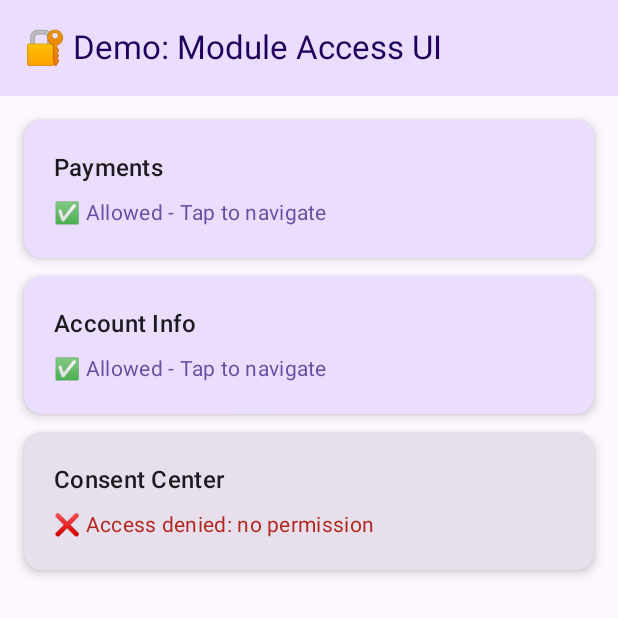
After one commit to AdityaPandey007/Access-Control-Demo-App, an Android app built with Jetpack Compose: the composable ModuleAccessScreen shown on its own in the app's theme, on a phone screen of 412 x 824 dp, the top half of it. The commit adds this screen. Run offline under Robolectric (Android 15) with nearby library versions, the phone set to English and light mode, and no system bars.

Commit message:
Module with Fetaure of cooling period based tap and three cards for different different module.

```diff
--- /dev/null
+++ b/app/src/main/java/com/aditya/accesscontrolapp/manager/AccessManager.kt
@@ -0,0 +1,83 @@
+package com.aditya.accesscontrolapp.manager
+
+import com.aditya.accesscontrolapp.models.AppConfig
+import com.aditya.accesscontrolapp.models.ModuleAccessState
+import com.aditya.accesscontrolapp.models.ModuleData
+import java.time.Duration
+import java.time.Instant
+import java.time.ZonedDateTime
+import java.time.format.DateTimeFormatter
+
+class AccessManager(val config: AppConfig) {
+    /**
+     * Check if user is currently in cooling period
+     */
+    fun isInCoolingPeriod(): Boolean {
+        val now = Instant.now()
+        val coolingEnd = parseDateTime(config.user.coolingEndTime)
+        return now.isBefore(coolingEnd)
+    }
+
+    /**
+     * Get countdown string for cooling period
+     * Returns null if not in cooling period
+     * Returns formatted string like "Cooling ends in 02:31"
+     */
+    fun getCoolingCountdown(): String? {
+        if (!isInCoolingPeriod()) return null
+
+        val now = Instant.now()
+        val coolingEnd = parseDateTime(config.user.coolingEndTime)
+        val duration = Duration.between(now, coolingEnd)
+
+        val minutes = duration.toMinutes()
+        val seconds = duration.seconds % 60
+
+        return String.format("Cooling ends in %02d:%02d", minutes, seconds)
+    }
+
+    /**
+     * Check if a module is accessible based on:
+     * 1. Cooling period status
+     * 2. User permissions
+     */
+    fun checkModuleAccess(moduleId: String): ModuleAccessState {
+        val module = config.modules.find { it.id == moduleId }
+            ?: return ModuleAccessState(
+                ModuleData(moduleId, "Unknown", false),
+                false,
+                "Module not found"
+            )
+
+        // Check cooling period first
+        if (isInCoolingPeriod()) {
+            return ModuleAccessState(
+                module,
+                false,
+                "Access denied: cooling period active"
+            )
+        }
+
+        // Check user permissions
+        if (!config.user.accessibleModules.contains(moduleId)) {
+            return ModuleAccessState(
+                module,
+                false,
+                "Access denied: no permission"
+            )
+        }
+
+        // Access granted
+        return ModuleAccessState(module, true)
+    }
+
+    /**
+     * Parse ISO 8601 datetime string to Instant
+     */
+    private fun parseDateTime(dateTimeString: String): Instant {
+        return ZonedDateTime.parse(
+            dateTimeString,
+            DateTimeFormatter.ISO_DATE_TIME
+        ).toInstant()
+    }
+}
--- /dev/null
+++ b/app/src/main/java/com/aditya/accesscontrolapp/models/DataModels.kt
@@ -0,0 +1,25 @@
+package com.aditya.accesscontrolapp.models
+
+data class UserData(
+    val userType: String,
+    val coolingStartTime: String,
+    val coolingEndTime: String,
+    val accessibleModules: List<String>
+)
+
+data class ModuleData(
+    val id: String,
+    val title: String,
+    val requiresConsent: Boolean
+)
+
+data class AppConfig(
+    val user: UserData,
+    val modules: List<ModuleData>
+)
+
+data class ModuleAccessState(
+    val module: ModuleData,
+    val isAccessible: Boolean,
+    val denialReason: String? = null
+)
--- /dev/null
+++ b/app/src/main/java/com/aditya/accesscontrolapp/ui/ModuleAccessScreen.kt
@@ -0,0 +1,149 @@
+package com.aditya.accesscontrolapp.ui
+
+import android.widget.Toast
+import androidx.compose.foundation.layout.*
+import androidx.compose.foundation.shape.RoundedCornerShape
+import androidx.compose.material3.*
+import androidx.compose.runtime.*
+import androidx.compose.ui.Alignment
+import androidx.compose.ui.Modifier
+import androidx.compose.ui.platform.LocalContext
+import androidx.compose.ui.unit.dp
+import androidx.lifecycle.viewmodel.compose.viewModel
+import com.aditya.accesscontrolapp.models.ModuleAccessState
+import com.aditya.accesscontrolapp.viewmodel.ModuleAccessViewModel
+
+@OptIn(ExperimentalMaterial3Api::class)
+@Composable
+fun ModuleAccessScreen(
+    viewModel: ModuleAccessViewModel = viewModel()
+) {
+    val uiState by viewModel.uiState.collectAsState()
+    val context = LocalContext.current
+
+    Scaffold(
+        topBar = {
+            TopAppBar(
+                title = { Text("🔐 Demo: Module Access UI") },
+                colors = TopAppBarDefaults.topAppBarColors(
+                    containerColor = MaterialTheme.colorScheme.primaryContainer,
+                    titleContentColor = MaterialTheme.colorScheme.onPrimaryContainer
+                )
+            )
+        }
+    ) { padding ->
+        Column(
+            modifier = Modifier
+                .fillMaxSize()
+                .padding(padding)
+        ) {
+            // Cooling Period Banner
+            uiState.coolingMessage?.let { message ->
+                CoolingBanner(message)
+            }
+
+            // Module Cards
+            if (uiState.isLoading) {
+                Box(
+                    modifier = Modifier.fillMaxSize(),
+                    contentAlignment = Alignment.Center
+                ) {
+                    CircularProgressIndicator()
+                }
+            } else {
+                Column(
+                    modifier = Modifier
+                        .fillMaxSize()
+                        .padding(16.dp),
+                    verticalArrangement = Arrangement.spacedBy(12.dp)
+                ) {
+                    uiState.modules.forEach { moduleState ->
+                        ModuleCard(
+                            moduleState = moduleState,
+                            onClick = {
+                                val message = viewModel.onModuleClicked(moduleState)
+                                Toast.makeText(context, message, Toast.LENGTH_SHORT).show()
+                            }
+                        )
+                    }
+                }
+            }
+        }
+    }
+}
+
+@Composable
+fun CoolingBanner(message: String) {
+    Card(
+        modifier = Modifier
+            .fillMaxWidth()
+            .padding(16.dp),
+        colors = CardDefaults.cardColors(
+            containerColor = MaterialTheme.colorScheme.errorContainer
+        ),
+        shape = RoundedCornerShape(8.dp)
+    ) {
+        Row(
+            modifier = Modifier
+                .padding(16.dp)
+                .fillMaxWidth(),
+            verticalAlignment = Alignment.CenterVertically
+        ) {
+            Text(
+                text = "⚠️",
+                style = MaterialTheme.typography.titleLarge
+            )
+            Spacer(modifier = Modifier.width(8.dp))
+            Text(
+                text = message,
+                style = MaterialTheme.typography.bodyLarge,
+                color = MaterialTheme.colorScheme.onErrorContainer
+            )
+        }
+    }
+}
+
+@OptIn(ExperimentalMaterial3Api::class)
+@Composable
+fun ModuleCard(
+    moduleState: ModuleAccessState,
+    onClick: () -> Unit
+) {
+    Card(
+        onClick = onClick,
+        modifier = Modifier.fillMaxWidth(),
+        colors = CardDefaults.cardColors(
+            containerColor = if (moduleState.isAccessible)
+                MaterialTheme.colorScheme.primaryContainer
+            else
+                MaterialTheme.colorScheme.surfaceVariant
+        ),
+        elevation = CardDefaults.cardElevation(defaultElevation = 4.dp),
+        shape = RoundedCornerShape(12.dp)
+    ) {
+        Column(
+            modifier = Modifier
+                .padding(20.dp)
+                .fillMaxWidth()
+        ) {
+            Text(
+                text = moduleState.module.title,
+                style = MaterialTheme.typography.titleMedium,
+                color = MaterialTheme.colorScheme.onSurface
+            )
+            Spacer(modifier = Modifier.height(8.dp))
+            Text(
+                text = if (moduleState.isAccessible) {
+                    "✅ Allowed - Tap to navigate"
+                } else {
+                    "❌ ${moduleState.denialReason}"
+                },
+                style = MaterialTheme.typography.bodyMedium,
+                color = if (moduleState.isAccessible)
+                    MaterialTheme.colorScheme.primary
+                else
+                    MaterialTheme.colorScheme.error
+            )
+        }
+    }
+}
--- /dev/null
+++ b/app/src/main/java/com/aditya/accesscontrolapp/viewmodel/ModuleAccessViewmodel.kt
@@ -0,0 +1,111 @@
+package com.aditya.accesscontrolapp.viewmodel
+
+import androidx.lifecycle.ViewModel
+import androidx.lifecycle.viewModelScope
+import com.aditya.accesscontrolapp.manager.AccessManager
+import com.aditya.accesscontrolapp.models.AppConfig
+import com.aditya.accesscontrolapp.models.ModuleAccessState
+import com.google.gson.Gson
+import kotlinx.coroutines.delay
+import kotlinx.coroutines.flow.MutableStateFlow
+import kotlinx.coroutines.flow.StateFlow
+import kotlinx.coroutines.flow.asStateFlow
+import kotlinx.coroutines.launch
+
+data class UiState(
+    val modules: List<ModuleAccessState> = emptyList(),
+    val coolingMessage: String? = null,
+    val isLoading: Boolean = true
+)
+
+class ModuleAccessViewModel : ViewModel() {
+
+    private val _uiState = MutableStateFlow(UiState())
+    val uiState: StateFlow<UiState> = _uiState.asStateFlow()
+
+    private lateinit var accessManager: AccessManager
+
+    init {
+        loadConfig()
+        startCoolingCountdown()
+    }
+
+    /**
+     * Load configuration from mock JSON
+     * In production, this could load from assets or API
+     */
+    private fun loadConfig() {
+        // Mock JSON data - modify times to test different scenarios
+        val mockJson = """
+        {
+          "user": {
+            "userType": "active",
+            "coolingStartTime": "2025-10-30T10:00:00Z",
+            "coolingEndTime": "2025-10-30T10:05:00Z",
+            "accessibleModules": ["payments", "account_info"]
+          },
+          "modules": [
+            {
+              "id": "payments",
+              "title": "Payments",
+              "requiresConsent": true
+            },
+            {
+              "id": "account_info",
+              "title": "Account Info",
+              "requiresConsent": false
+            },
+            {
+              "id": "consent_center",
+              "title": "Consent Center",
+              "requiresConsent": true
+            }
+          ]
+        }
+        """.trimIndent()
+
+        val config = Gson().fromJson(mockJson, AppConfig::class.java)
+        accessManager = AccessManager(config)
+
+        updateModuleStates()
+    }
+
+    /**
+     * Start countdown timer that updates every second
+     */
+    private fun startCoolingCountdown() {
+        viewModelScope.launch {
+            while (true) {
+                updateModuleStates()
+                delay(1000) // Update every second
+            }
+        }
+    }
+
+    /**
+     * Update module access states and cooling message
+     */
+    private fun updateModuleStates() {
+        val config = accessManager.config
+        val moduleStates = config.modules.map { module ->
+            accessManager.checkModuleAccess(module.id)
+        }
+
+        _uiState.value = UiState(
+            modules = moduleStates,
+            coolingMessage = accessManager.getCoolingCountdown(),
+            isLoading = false
+        )
+    }
+
+    /**
+     * Handle module click and return appropriate message
+     */
+    fun onModuleClicked(moduleState: ModuleAccessState): String {
+        return if (moduleState.isAccessible) {
+            "Navigating to ${moduleState.module.title}"
+        } else {
+            moduleState.denialReason ?: "Access denied"
+        }
+    }
+}
--- /dev/null
+++ b/app/src/main/res/values/colors.xml
@@ -0,0 +1,10 @@
+<?xml version="1.0" encoding="utf-8"?>
+<resources>
+    <color name="purple_200">#FFBB86FC</color>
+    <color name="purple_500">#FF6200EE</color>
+    <color name="purple_700">#FF3700B3</color>
+    <color name="teal_200">#FF03DAC5</color>
+    <color name="teal_700">#FF018786</color>
+    <color name="black">#FF000000</color>
+    <color name="white">#FFFFFFFF</color>
+</resources>
--- a/app/src/main/res/values/themes.xml
+++ b/app/src/main/res/values/themes.xml
@@ -1,8 +1,17 @@
 <resources xmlns:tools="http://schemas.android.com/tools">
     <!-- Base application theme. -->
-    <style name="Base.Theme.AccessControlApp" parent="Theme.Material3.DayNight.NoActionBar">
+    <style name="Base.Theme.AccessControlApp" parent="Theme.AppCompat.DayNight.NoActionBar">
         <!-- Customize your light theme here. -->
-        <!-- <item name="colorPrimary">@color/my_light_primary</item> -->
+        <!-- Primary brand color. -->
+        <item name="colorPrimary">@color/purple_500</item>
+        <item name="colorPrimaryVariant">@color/purple_700</item>
+        <item name="colorOnPrimary">@color/white</item>
+        <!-- Secondary brand color. -->
+        <item name="colorSecondary">@color/teal_200</item>
+        <item name="colorSecondaryVariant">@color/teal_700</item>
+        <item name="colorOnSecondary">@color/black</item>
+        <!-- Status bar color. -->
+        <item name="android:statusBarColor">?attr/colorPrimaryVariant</item>
     </style>
 
     <style name="Theme.AccessControlApp" parent="Base.Theme.AccessControlApp" />
--- a/build.gradle
+++ b/build.gradle
@@ -1,5 +1,6 @@
 // Top-level build file where you can add configuration options common to all sub-projects/modules.
 plugins {
-alias(libs.plugins.android.application) apply false
-    alias(libs.plugins.kotlin.android) apply false
+    id 'com.android.application' version '8.7.0' apply false
+    id 'com.android.library' version '8.7.0' apply false
+    id 'org.jetbrains.kotlin.android' version '1.9.0' apply false
 }
```
Also changed, not shown: app/build.gradle (+52 -12 lines).
